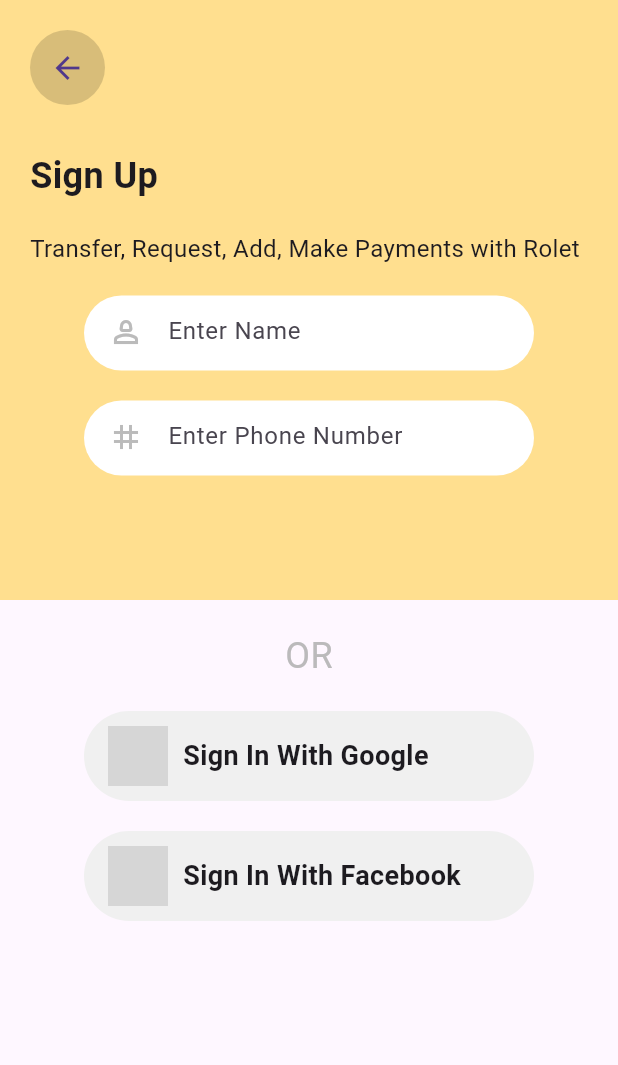
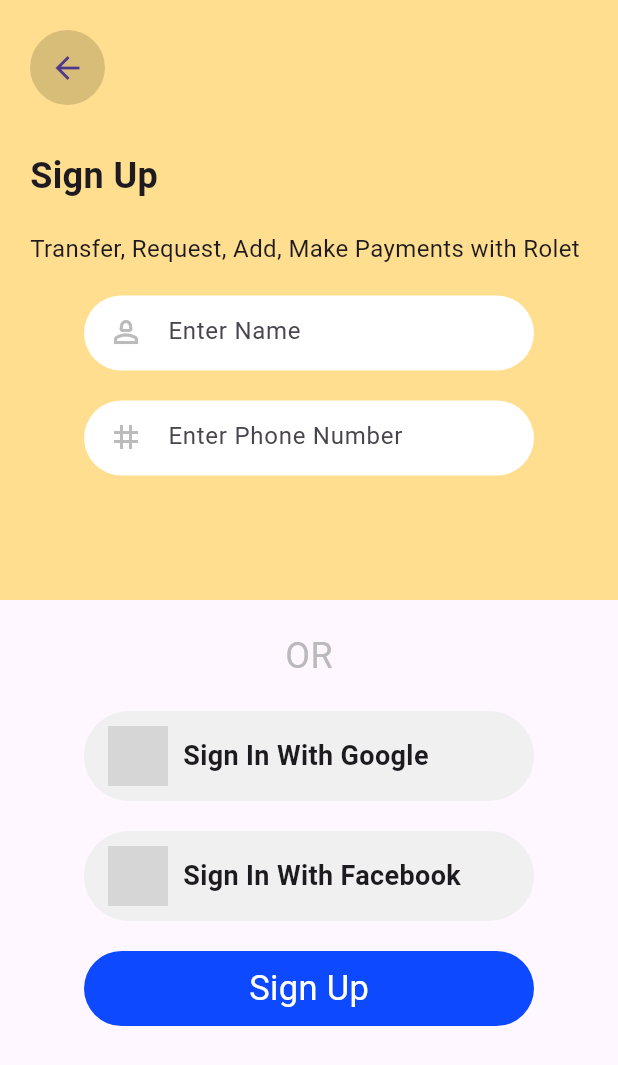
Before and after one commit to ahmadnajmdev/Enjoy-Rolet-Ui, a Flutter app: the SignUp screen opened directly, on a phone screen of 412 x 824 dp. Shown: the top 1065 px of the screen. Run offline on Flutter 3.47's test engine with Material 2 defaults, Android fonts, the phone set to English and light mode, and no system bars; our stand-ins replace get; network calls fail; grey boxes are pictures that could not be loaded.

Commit message:
enjoy_rolet- ui

```diff
--- a/lib/pages/signup.dart
+++ b/lib/pages/signup.dart
@@ -1,5 +1,6 @@
 // ignore_for_file: prefer_const_constructors
 
+import 'package:enjoy_rolet/pages/home.dart';
 import 'package:flutter/material.dart';
 import 'package:get/get.dart';
 
@@ -164,6 +165,33 @@ class _SignUpState extends State<SignUp> {
               ],
             ),
           ),
+          SizedBox(height: 20),
+          Center(
+            child: ClipRRect(
+              borderRadius: BorderRadius.circular(50),
+              child: Container(
+                height: 50,
+                width: 300,
+                decoration: BoxDecoration(
+                  color: BlueClr,
+                ),
+                child: GestureDetector(
+                  onTap: () {
+                    Get.to(HomePage());
+                  },
+                  child: Center(
+                    child: Text(
+                      'Sign Up',
+                      style: TextStyle(
+                        fontSize: 23,
+                        color: WhiteClr,
+                      ),
+                    ),
+                  ),
+                ),
+              ),
+            ),
+          ),
         ],
       ),
     );
--- a/pubspec.yaml
+++ b/pubspec.yaml
@@ -1,6 +1,5 @@
 name: enjoy_rolet
 description: A new Flutter project.
-# The following line prevents the package from being accidentally published to
 # pub.dev using `flutter pub publish`. This is preferred for private packages.
 publish_to: 'none' # Remove this line if you wish to publish to pub.dev
 
@@ -36,7 +35,6 @@ dependencies:
   # Use with the CupertinoIcons class for iOS style icons.
   cupertino_icons: ^1.0.2
   get: ^4.6.5
-  floating_navbar: ^2.0.2
 
 dev_dependencies:
   flutter_test:
```
Also changed, not shown: lib/pages/login.dart (+27 -0 lines), pubspec.lock.
